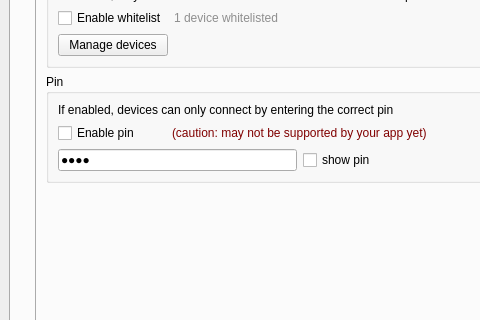
First picture: the form in Source/MacOS/RemoteControlServer/mainwindow.ui, repository Steppschuh/RemoteControlServer, before the edit; both pictures show x 0 to 480 and y 120 to 440 of the 734 by 537 pixel window.
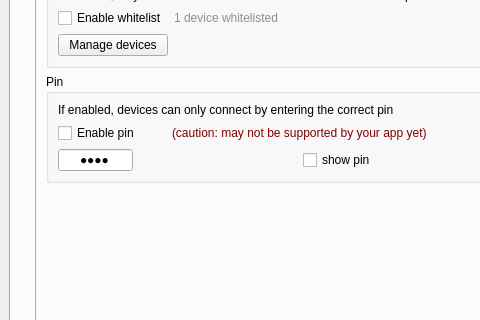
Second picture: the form after the edit. The open tabs and pages were chosen to show the change. Icons and pictures are not drawn.

```diff
--- a/Source/MacOS/RemoteControlServer/mainwindow.ui
+++ b/Source/MacOS/RemoteControlServer/mainwindow.ui
@@ -234,6 +234,12 @@
                </item>
                <item row="2" column="0" colspan="2">
                 <widget class="QLineEdit" name="pinDisplay">
+                 <property name="maximumSize">
+                  <size>
+                   <width>75</width>
+                   <height>16777215</height>
+                  </size>
+                 </property>
                  <property name="text">
                   <string>1234</string>
                  </property>
@@ -243,6 +249,9 @@
                  <property name="echoMode">
                   <enum>QLineEdit::Password</enum>
                  </property>
+                 <property name="alignment">
+                  <set>Qt::AlignCenter</set>
+                 </property>
                 </widget>
                </item>
                <item row="2" column="2">
```
Left out of the diff: 2 changed lines with no effect on the pictures.
